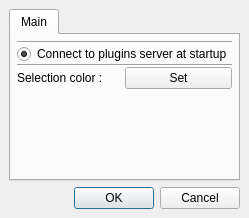
First picture: the form in software/tulip/designer/PreferenceDialog.ui, repository vadivelselvaraj/TulipGLImprovement, before the edit.
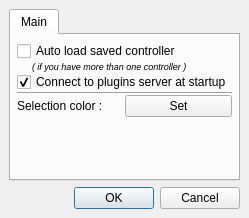
Second picture: the form after the edit.

Commit message: - change system of open when we have more than one controller

Patch:
```diff
--- a/software/tulip/designer/PreferenceDialog.ui
+++ b/software/tulip/designer/PreferenceDialog.ui
@@ -52,22 +52,27 @@
             <number>0</number>
            </property>
            <item>
-            <widget class="Line" name="line_2" >
-             <property name="orientation" >
-              <enum>Qt::Horizontal</enum>
+            <widget class="QCheckBox" name="autoLoadControllerButton" >
+             <property name="text" >
+              <string>Auto load saved controller</string>
              </property>
             </widget>
            </item>
            <item>
-            <layout class="QHBoxLayout" >
-             <property name="margin" >
-              <number>0</number>
+            <widget class="QLabel" name="label_2" >
+             <property name="font" >
+              <font>
+               <pointsize>7</pointsize>
+               <italic>true</italic>
+              </font>
              </property>
-             <property name="spacing" >
-              <number>6</number>
+             <property name="text" >
+              <string>      ( if you have more than one controller ) </string>
              </property>
+            </widget>
+           </item>
              <item>
-              <widget class="QRadioButton" name="networkRadioButton" >
+            <widget class="QCheckBox" name="networkRadioButton" >
                <property name="text" >
                 <string>Connect to plugins server at startup</string>
                </property>
@@ -75,8 +80,6 @@
                 <bool>true</bool>
                </property>
               </widget>
-             </item>
-            </layout>
            </item>
            <item>
             <widget class="Line" name="line" >
```
Lines whose indentation alone changed are shown as unchanged. The commit also changes 10 other files.
